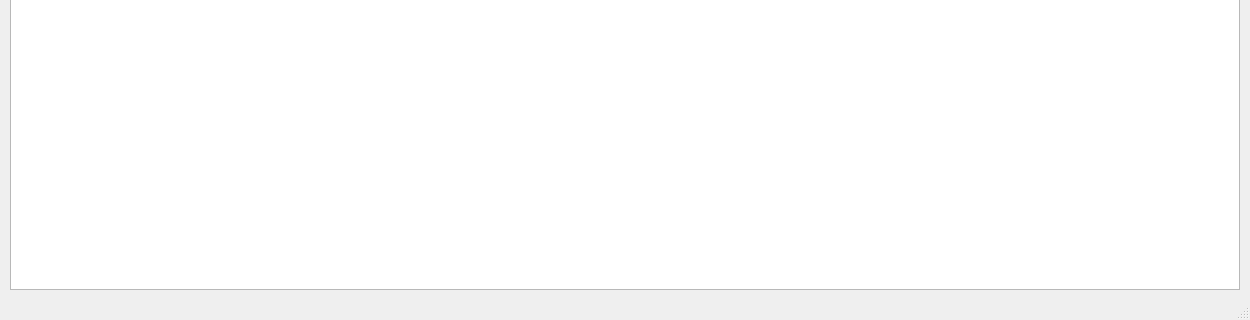
First picture: the form in telas/f7_cli.ui, repository htisistema/SISCOM, before the edit; both pictures show x 0 to 1250 and y 360 to 680 of the 1250 by 680 pixel window.
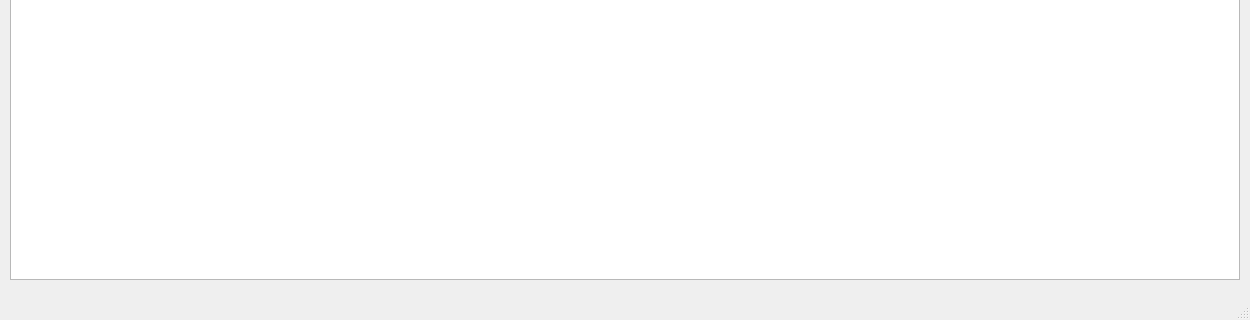
Second picture: the form after the edit. Icons and pictures are not drawn.

Diff of the .ui file:
```diff
--- a/telas/f7_cli.ui
+++ b/telas/f7_cli.ui
@@ -23,7 +23,7 @@
       <x>10</x>
       <y>90</y>
       <width>1230</width>
-      <height>560</height>
+      <height>550</height>
      </rect>
     </property>
     <property name="layoutDirection">
```
